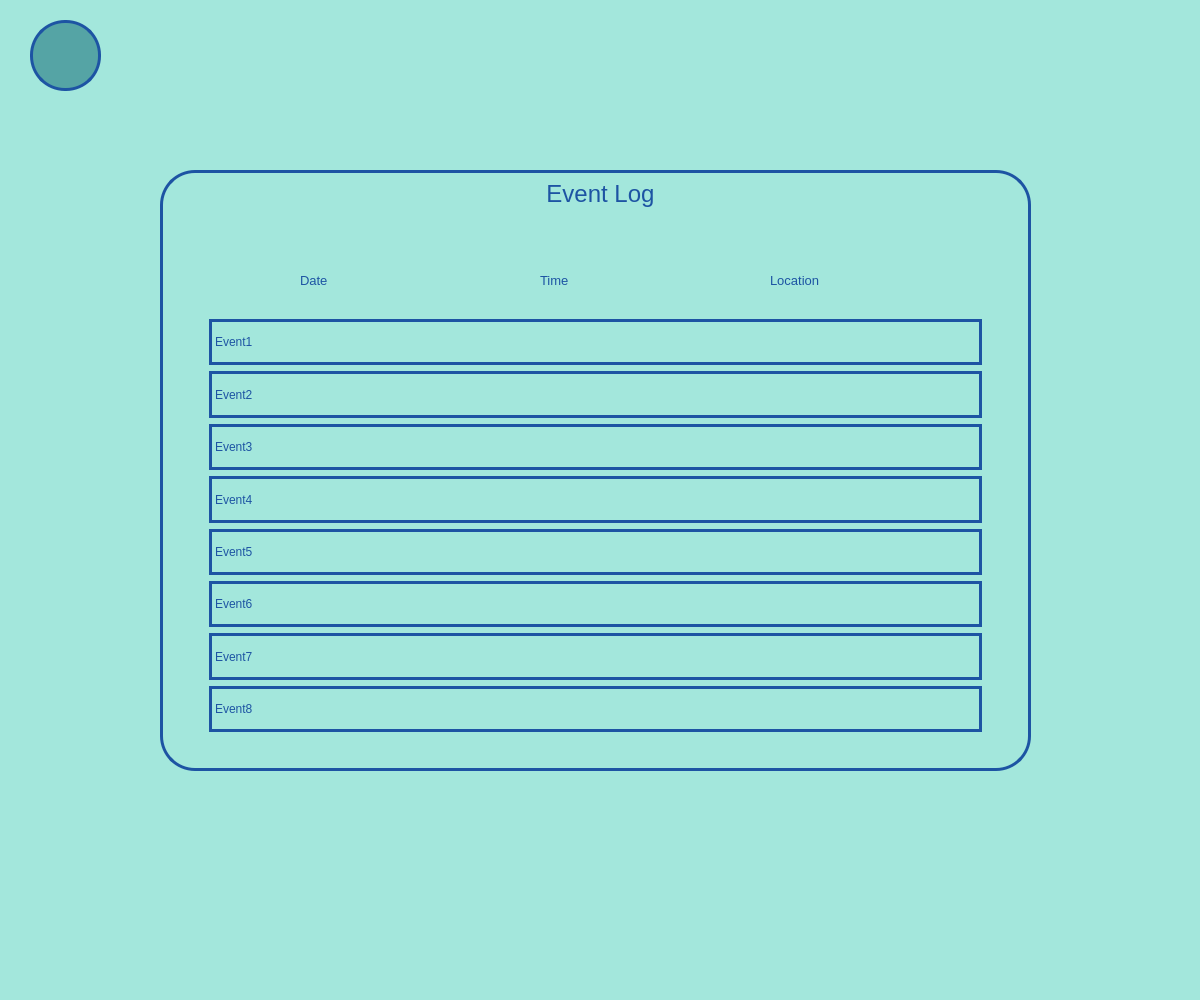
First picture: the form in src/views/eventwindow.ui, repository Vineyard-MQP-2021/VineyardApp, before the edit.
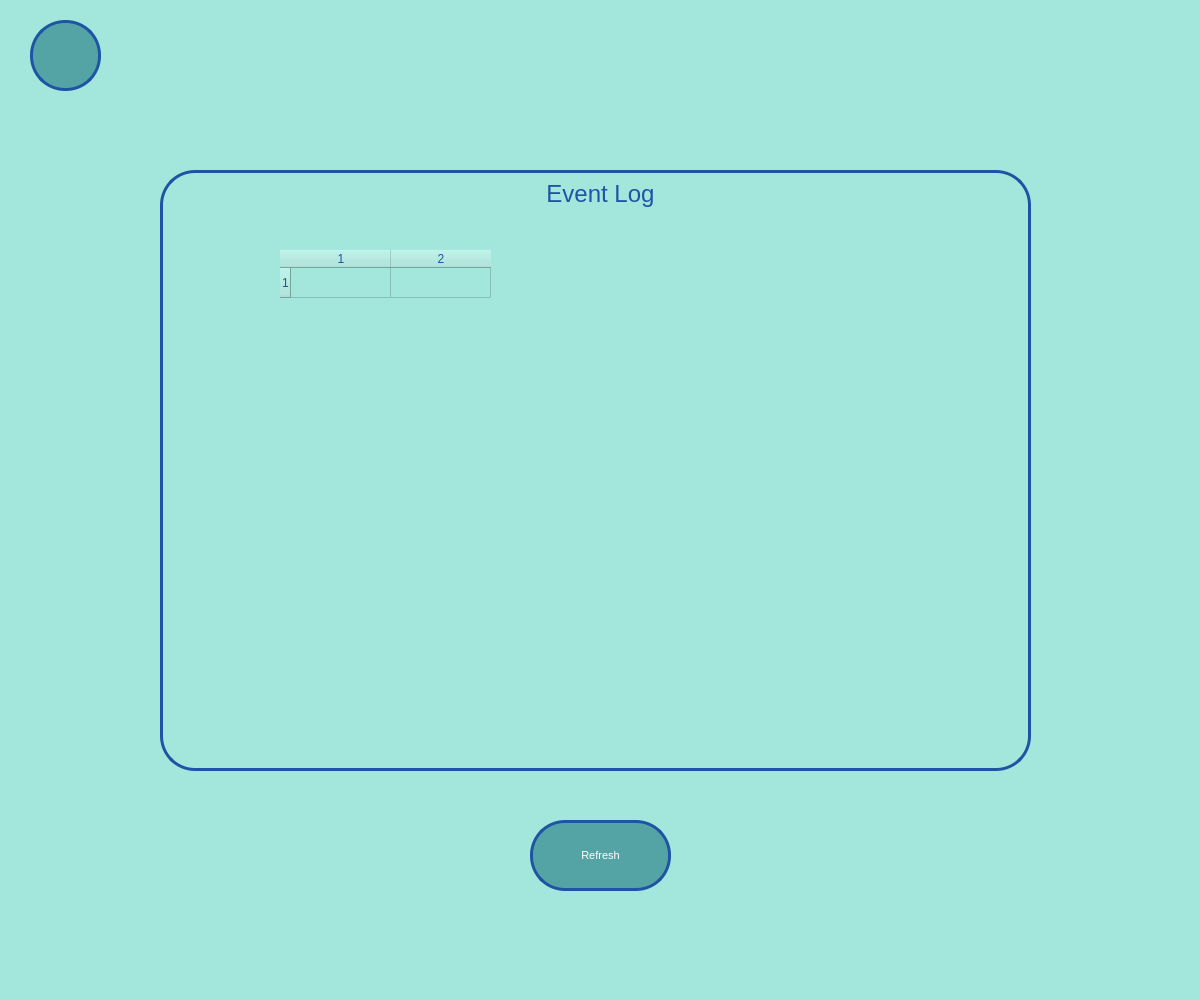
Second picture: the form after the edit. Icons and pictures are not drawn.

Commit message: done :new_moon_with_face:

Diff of the .ui file:
```diff
--- a/src/views/eventwindow.ui
+++ b/src/views/eventwindow.ui
@@ -92,184 +92,77 @@
       <set>Qt::AlignHCenter|Qt::AlignTop</set>
      </property>
     </widget>
-    <widget class="QLabel" name="label_7">
+    <widget class="QTableWidget" name="event_table">
      <property name="geometry">
       <rect>
-       <x>140</x>
-       <y>90</y>
-       <width>91</width>
-       <height>41</height>
+       <x>120</x>
+       <y>80</y>
+       <width>611</width>
+       <height>461</height>
       </rect>
      </property>
-     <property name="font">
-      <font>
-       <pointsize>10</pointsize>
-      </font>
+     <property name="sizePolicy">
+      <sizepolicy hsizetype="Expanding" vsizetype="Expanding">
+       <horstretch>0</horstretch>
+       <verstretch>0</verstretch>
+      </sizepolicy>
      </property>
-     <property name="styleSheet">
-      <string notr="true">border:none;</string>
-     </property>
-     <property name="text">
-      <string>Date</string>
-     </property>
-    </widget>
-    <widget class="QLabel" name="label_8">
-     <property name="geometry">
-      <rect>
-       <x>380</x>
-       <y>90</y>
-       <width>91</width>
-       <height>41</height>
-      </rect>
-     </property>
-     <property name="font">
-      <font>
-       <pointsize>10</pointsize>
-      </font>
-     </property>
-     <property name="styleSheet">
-      <string notr="true">border:none;</string>
-     </property>
-     <property name="text">
-      <string>Time</string>
-     </property>
-    </widget>
-    <widget class="QLabel" name="label_9">
-     <property name="geometry">
-      <rect>
-       <x>610</x>
-       <y>90</y>
-       <width>161</width>
-       <height>41</height>
-      </rect>
-     </property>
-     <property name="font">
-      <font>
-       <pointsize>10</pointsize>
-      </font>
-     </property>
-     <property name="styleSheet">
-      <string notr="true">border:none;</string>
-     </property>
-     <property name="text">
-      <string>Location</string>
-     </property>
-    </widget>
-    <widget class="QScrollArea" name="scrollArea">
-     <property name="geometry">
-      <rect>
-       <x>40</x>
-       <y>140</y>
-       <width>791</width>
-       <height>431</height>
-      </rect>
+     <property name="cursor" stdset="0">
+      <cursorShape>PointingHandCursor</cursorShape>
      </property>
      <property name="styleSheet">
       <string notr="true">border: none;</string>
      </property>
-     <property name="widgetResizable">
+     <property name="frameShape">
+      <enum>QFrame::NoFrame</enum>
+     </property>
+     <property name="showGrid">
       <bool>true</bool>
      </property>
-     <widget class="QWidget" name="scrollAreaWidgetContents">
-      <property name="geometry">
-       <rect>
-        <x>0</x>
-        <y>0</y>
-        <width>791</width>
-        <height>431</height>
-       </rect>
-      </property>
-      <layout class="QVBoxLayout" name="verticalLayout">
-       <item>
-        <widget class="QLabel" name="label_2">
-         <property name="styleSheet">
-          <string notr="true">border: 3px solid #1d54a3;</string>
-         </property>
-         <property name="text">
-          <string>Event1</string>
-         </property>
-        </widget>
-       </item>
-       <item>
-        <widget class="QLabel" name="label_12">
-         <property name="styleSheet">
-          <string notr="true">border: 3px solid #1d54a3;</string>
-         </property>
-         <property name="text">
-          <string>Event2</string>
-         </property>
-        </widget>
-       </item>
-       <item>
-        <widget class="QLabel" name="label_11">
-         <property name="styleSheet">
-          <string notr="true">border: 3px solid #1d54a3;</string>
-         </property>
-         <property name="text">
-          <string>Event3</string>
-         </property>
-        </widget>
-       </item>
-       <item>
-        <widget class="QLabel" name="label_4">
-         <property name="styleSheet">
-          <string notr="true">border: 3px solid #1d54a3;</string>
-         </property>
-         <property name="text">
-          <string>Event4</string>
-         </property>
-        </widget>
-       </item>
-       <item>
-        <widget class="QLabel" name="label_6">
-         <property name="styleSheet">
-          <string notr="true">border: 3px solid #1d54a3;</string>
-         </property>
-         <property name="text">
-          <string>Event5</string>
-         </property>
-        </widget>
-       </item>
-       <item>
-        <widget class="QLabel" name="label_10">
-         <property name="styleSheet">
-          <string notr="true">border: 3px solid #1d54a3;</string>
-         </property>
-         <property name="text">
-          <string>Event6</string>
-         </property>
-        </widget>
-       </item>
-       <item>
-        <widget class="QLabel" name="label_5">
-         <property name="styleSheet">
-          <string notr="true">border: 3px solid #1d54a3;</string>
-         </property>
-         <property name="text">
-          <string>Event7</string>
-         </property>
-        </widget>
-       </item>
-       <item>
-        <widget class="QLabel" name="label_3">
-         <property name="minimumSize">
-          <size>
-           <width>0</width>
-           <height>16</height>
-          </size>
-         </property>
-         <property name="styleSheet">
-          <string notr="true">border: 3px solid #1d54a3;</string>
-         </property>
-         <property name="text">
-          <string>Event8</string>
-         </property>
-        </widget>
-       </item>
-      </layout>
-     </widget>
+     <property name="gridStyle">
+      <enum>Qt::SolidLine</enum>
+     </property>
+     <property name="rowCount">
+      <number>1</number>
+     </property>
+     <property name="columnCount">
+      <number>2</number>
+     </property>
+     <row/>
+     <column/>
+     <column/>
     </widget>
    </widget>
+   <widget class="QPushButton" name="refresh">
+    <property name="enabled">
+     <bool>true</bool>
+    </property>
+    <property name="geometry">
+     <rect>
+      <x>530</x>
+      <y>820</y>
+      <width>141</width>
+      <height>71</height>
+     </rect>
+    </property>
+    <property name="font">
+     <font>
+      <pointsize>8</pointsize>
+     </font>
+    </property>
+    <property name="cursor">
+     <cursorShape>PointingHandCursor</cursorShape>
+    </property>
+    <property name="styleSheet">
+     <string notr="true">background-color: rgb(85, 164, 165);
+border: 3px solid #1d54a3;
+border-radius: 35px;
+color: white;</string>
+    </property>
+    <property name="text">
+     <string>Refresh</string>
+    </property>
+   </widget>
   </widget>
  </widget>
  <resources>
```
The commit also changes 2 other files.
